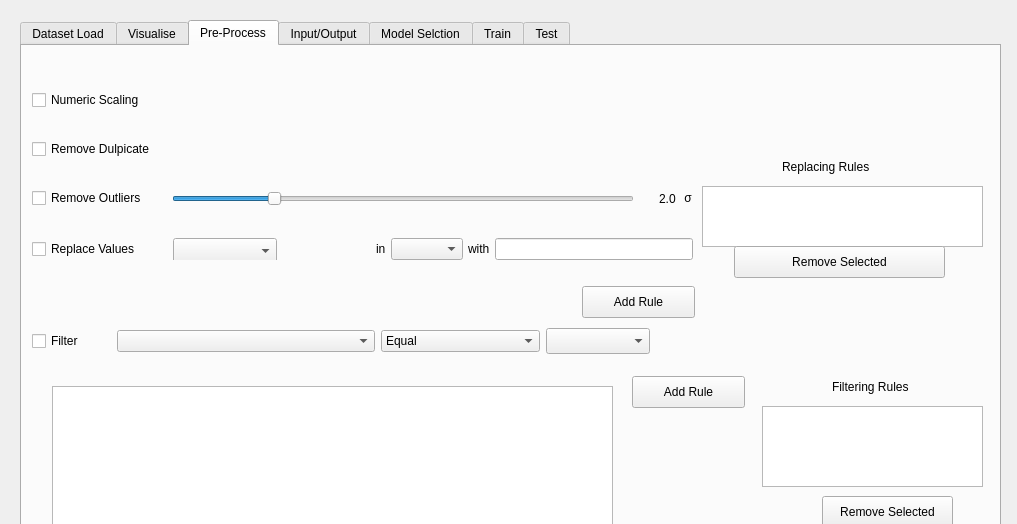
matheusft/modelling_ml, file resources/ui/ml_gui.ui: the form before one commit.
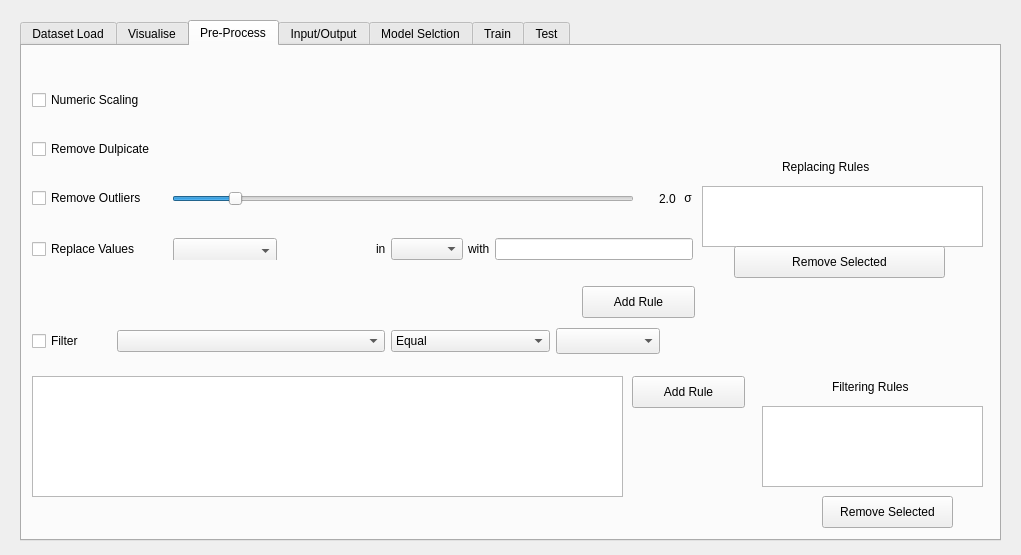
The form after the commit. The open tabs and pages were chosen to show the change. Custom widgets are drawn as their Qt base class.

```diff
--- a/resources/ui/ml_gui.ui
+++ b/resources/ui/ml_gui.ui
@@ -6,8 +6,8 @@
    <rect>
     <x>0</x>
     <y>0</y>
-    <width>1017</width>
-    <height>524</height>
+    <width>1021</width>
+    <height>555</height>
    </rect>
   </property>
   <property name="windowTitle">
@@ -232,7 +232,7 @@
            </size>
           </property>
           <property name="minimum">
-           <number>1</number>
+           <number>10</number>
           </property>
           <property name="maximum">
            <number>90</number>
@@ -460,10 +460,10 @@
     <widget class="QTableWidget" name="pre_process_dataset_tableWidget">
      <property name="geometry">
       <rect>
-       <x>30</x>
-       <y>340</y>
-       <width>561</width>
-       <height>141</height>
+       <x>10</x>
+       <y>330</y>
+       <width>591</width>
+       <height>121</height>
       </rect>
      </property>
      <property name="editTriggers">
@@ -475,7 +475,7 @@
       <rect>
        <x>10</x>
        <y>270</y>
-       <width>771</width>
+       <width>791</width>
        <height>51</height>
       </rect>
      </property>
```
Left out of the diff: 10 changed lines with no effect on the pictures.
